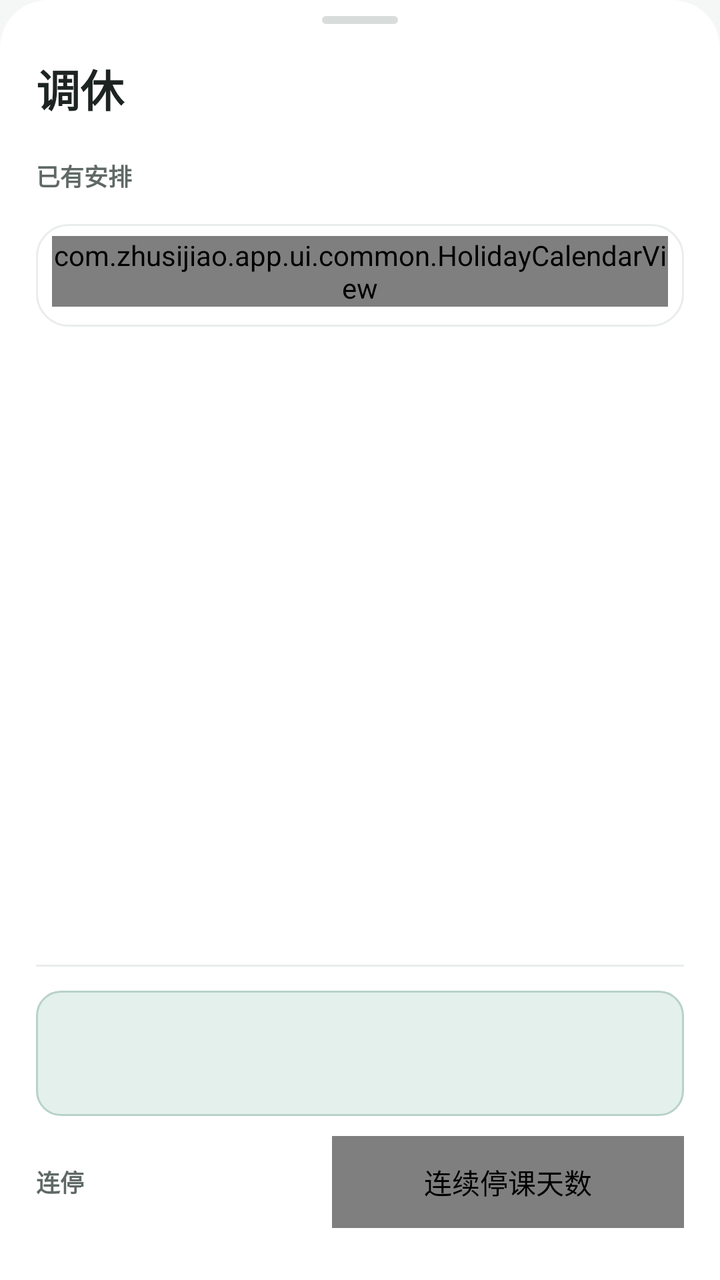
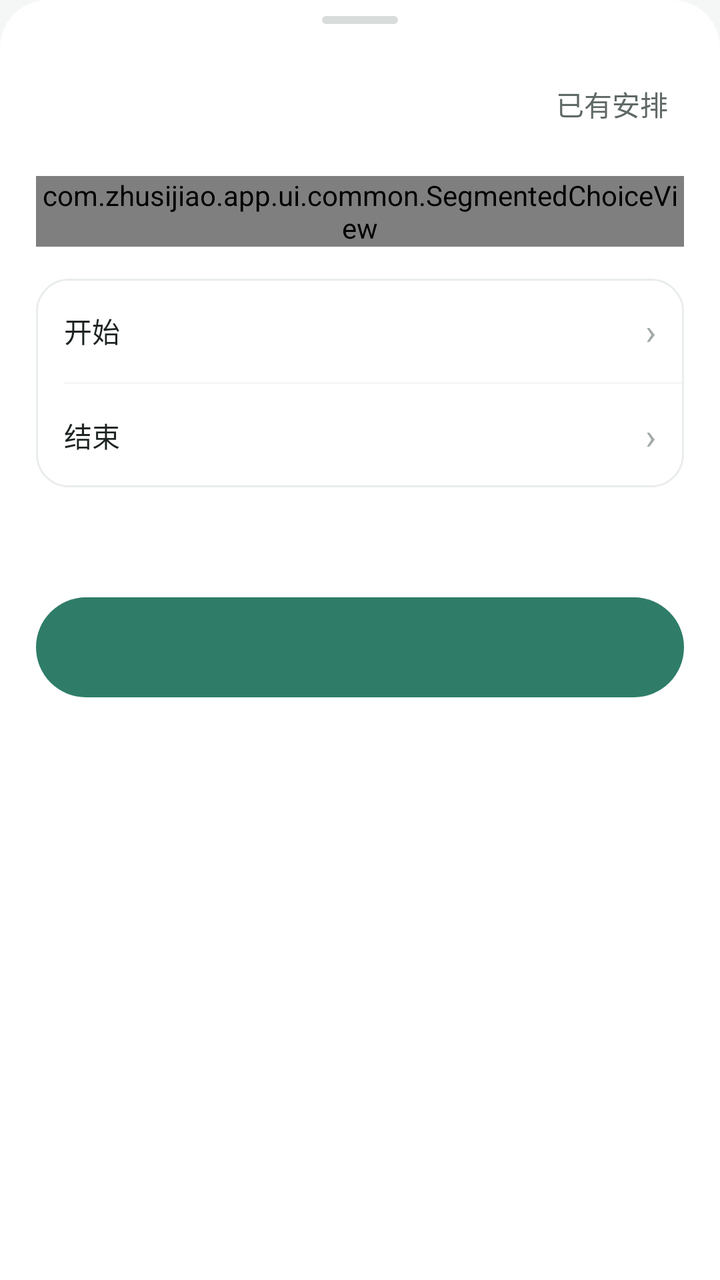

Before-and-after screenshots of an Android layout around one commit, followed by the original layout XML and the change that was made.
<!-- AndroidManifest.xml: application theme Theme.Zhusijiao -->
<!-- res/layout/dialog_holiday.xml -->
<?xml version="1.0" encoding="utf-8"?>
<LinearLayout xmlns:android="http://schemas.android.com/apk/res/android"
    android:layout_width="match_parent"
    android:layout_height="match_parent"
    android:background="@drawable/bg_sheet"
    android:orientation="vertical"
    style="@style/SheetRoot">

    <View style="@style/SheetHandle" />

    <TextView
        android:id="@+id/holidayTitle"
        android:layout_width="match_parent"
        android:layout_height="wrap_content"
        android:includeFontPadding="false"
        android:text="@string/holiday_title"
        android:textColor="@color/text_primary"
        android:textSize="@dimen/text_display"
        android:textStyle="bold" />

    
    <TextView
        android:id="@+id/holidayWeekNotice"
        android:layout_width="match_parent"
        android:layout_height="wrap_content"
        android:layout_marginTop="8dp"
        android:background="@drawable/bg_error_note"
        android:lineSpacingExtra="2dp"
        android:padding="10dp"
        android:textColor="@color/text_secondary"
        android:textSize="@dimen/text_hint"
        android:visibility="gone" />

    
    <LinearLayout
        android:id="@+id/holidaySummaryRow"
        android:layout_width="match_parent"
        android:layout_height="40dp"
        android:layout_marginTop="8dp"
        android:background="@drawable/bg_menu_row"
        android:clickable="true"
        android:focusable="true"
        android:gravity="center_vertical"
        android:orientation="horizontal">

        <TextView
            android:id="@+id/holidayListLabel"
            android:layout_width="0dp"
            android:layout_height="wrap_content"
            android:layout_weight="1"
            android:text="@string/holiday_list_label"
            android:textColor="@color/text_secondary"
            android:textSize="@dimen/text_hint"
            android:textStyle="bold" />

        <TextView
            android:id="@+id/holidayExpand"
            android:layout_width="wrap_content"
            android:layout_height="wrap_content"
            android:textColor="@color/accent_strong"
            android:textSize="@dimen/text_small"
            android:textStyle="bold" />
    </LinearLayout>

    <androidx.core.widget.NestedScrollView
        android:id="@+id/holidayScroll"
        android:layout_width="match_parent"
        android:layout_height="0dp"
        android:layout_weight="1"
        android:overScrollMode="never"
        android:scrollbars="none">

        <LinearLayout
            android:layout_width="match_parent"
            android:layout_height="wrap_content"
            android:orientation="vertical">

            <LinearLayout
                android:id="@+id/holidayList"
                android:layout_width="match_parent"
                android:layout_height="wrap_content"
                android:layout_marginBottom="4dp"
                android:orientation="vertical" />

            <LinearLayout
                android:id="@+id/holidayCalendarCard"
                android:layout_width="match_parent"
                android:layout_height="wrap_content"
                android:background="@drawable/bg_card"
                android:orientation="vertical"
                android:paddingStart="8dp"
                android:paddingTop="6dp"
                android:paddingEnd="8dp"
                android:paddingBottom="10dp">

                <com.zhusijiao.app.ui.common.HolidayCalendarView
                    android:id="@+id/holidayCalendar"
                    android:layout_width="match_parent"
                    android:layout_height="wrap_content" />
            </LinearLayout>
        </LinearLayout>
    </androidx.core.widget.NestedScrollView>

    <View
        android:layout_width="match_parent"
        android:layout_height="1dp"
        android:layout_marginTop="12dp"
        android:background="@color/line" />

    
    <LinearLayout
        android:id="@+id/holidayEditor"
        android:layout_width="match_parent"
        android:layout_height="wrap_content"
        android:orientation="vertical">

        <LinearLayout
            android:id="@+id/holidaySelectedCard"
            android:layout_width="match_parent"
            android:layout_height="wrap_content"
            android:layout_marginTop="12dp"
            android:background="@drawable/bg_reschedule_summary"
            android:orientation="vertical">

            <TextView
                android:id="@+id/holidaySelectedTitle"
                android:layout_width="match_parent"
                android:layout_height="wrap_content"
                android:includeFontPadding="false"
                android:textColor="@color/text_primary"
                android:textSize="@dimen/text_subtitle"
                android:textStyle="bold" />

            <TextView
                android:id="@+id/holidaySelectedDetail"
                android:layout_width="match_parent"
                android:layout_height="wrap_content"
                android:layout_marginTop="4dp"
                android:textColor="@color/text_secondary"
                android:textSize="@dimen/text_small" />
        </LinearLayout>

        <LinearLayout
            android:id="@+id/holidayDurationRow"
            android:layout_width="match_parent"
            android:layout_height="wrap_content"
            android:layout_marginTop="10dp"
            android:gravity="center_vertical"
            android:orientation="horizontal">

            <TextView
                android:layout_width="0dp"
                android:layout_height="wrap_content"
                android:layout_weight="1"
                android:text="@string/holiday_duration_label"
                android:textColor="@color/text_secondary"
                android:textSize="@dimen/text_hint"
                android:textStyle="bold" />

            <com.zhusijiao.app.ui.common.StepperFieldView
                android:id="@+id/holidayDays"
                android:layout_width="176dp"
                android:layout_height="46dp"
                android:contentDescription="@string/holiday_days_label" />
        </LinearLayout>

        <LinearLayout
            android:id="@+id/holidayActions"
            android:layout_width="match_parent"
            android:layout_height="wrap_content"
            android:layout_marginTop="10dp"
            android:orientation="vertical" />
    </LinearLayout>

    <TextView
        android:id="@+id/holidayReadOnly"
        android:layout_width="match_parent"
        android:layout_height="wrap_content"
        android:layout_marginTop="12dp"
        android:background="@color/tt_section_bg"
        android:padding="11dp"
        android:text="@string/detail_read_only_hint"
        android:textColor="@color/text_tertiary"
        android:textSize="@dimen/text_small"
        android:visibility="gone" />
</LinearLayout>
<!-- resources referenced by this layout -->
<resources>
  <color name="text_tertiary">#8a9490</color>
  <color name="tt_section_bg">#fbfcfb</color>
  <dimen name="text_display">22sp</dimen>
  <dimen name="text_hint">12sp</dimen>
  <dimen name="text_small">13sp</dimen>
  <!-- drawable bg_error_note (drawable) -->
  <?xml version="1.0" encoding="utf-8"?>
  
  <shape xmlns:android="http://schemas.android.com/apk/res/android" android:shape="rectangle">
      <solid android:color="@color/error_bg" />
      <corners android:radius="@dimen/radius_md" />
  </shape>
  <!-- drawable bg_reschedule_summary (drawable) -->
  <?xml version="1.0" encoding="utf-8"?>
  <shape xmlns:android="http://schemas.android.com/apk/res/android" android:shape="rectangle">
      <solid android:color="@color/accent_soft" />
      <stroke android:width="1dp" android:color="@color/card_border_active" />
      <corners android:radius="@dimen/radius_md" />
      <padding android:left="13dp" android:top="11dp" android:right="13dp" android:bottom="11dp" />
  </shape>
  <string name="detail_read_only_hint">仅发布者可修改</string>
  <string name="holiday_days_label">连续停课天数</string>
  <string name="holiday_duration_label">连停</string>
  <string name="holiday_title">调休</string>
  <color name="error_bg">#fdf2f1</color>
  <dimen name="radius_md">12dp</dimen>
  <color name="accent_soft">#e4f0ec</color>
  <color name="card_border_active">#b7d2c8</color>
  <!-- unchanged entries left out for length: 23 -->
</resources>

<!-- the commit's change to res/layout/dialog_holiday.xml (unified diff, before → after) -->
@@ -1,186 +1,44 @@
 <?xml version="1.0" encoding="utf-8"?>
-<LinearLayout xmlns:android="http://schemas.android.com/apk/res/android"
-    android:layout_width="match_parent"
-    android:layout_height="match_parent"
-    android:background="@drawable/bg_sheet"
-    android:orientation="vertical"
-    style="@style/SheetRoot">
-
+<androidx.core.widget.NestedScrollView xmlns:android="http://schemas.android.com/apk/res/android"
+    android:layout_width="match_parent" android:layout_height="wrap_content"
+    android:background="@drawable/bg_sheet" android:fillViewport="true" android:overScrollMode="never">
+<LinearLayout android:layout_width="match_parent" android:layout_height="wrap_content"
+    android:orientation="vertical" style="@style/SheetRoot">
     <View style="@style/SheetHandle" />
-
-    <TextView
-        android:id="@+id/holidayTitle"
-        android:layout_width="match_parent"
-        android:layout_height="wrap_content"
-        android:includeFontPadding="false"
-        android:text="@string/holiday_title"
-        android:textColor="@color/text_primary"
-        android:textSize="@dimen/text_display"
-        android:textStyle="bold" />
-
-    
-    <TextView
-        android:id="@+id/holidayWeekNotice"
-        android:layout_width="match_parent"
-        android:layout_height="wrap_content"
-        android:layout_marginTop="8dp"
-        android:background="@drawable/bg_error_note"
-        android:lineSpacingExtra="2dp"
-        android:padding="10dp"
-        android:textColor="@color/text_secondary"
-        android:textSize="@dimen/text_hint"
-        android:visibility="gone" />
-
-    
-    <LinearLayout
-        android:id="@+id/holidaySummaryRow"
-        android:layout_width="match_parent"
-        android:layout_height="40dp"
-        android:layout_marginTop="8dp"
-        android:background="@drawable/bg_menu_row"
-        android:clickable="true"
-        android:focusable="true"
-        android:gravity="center_vertical"
-        android:orientation="horizontal">
-
-        <TextView
-            android:id="@+id/holidayListLabel"
-            android:layout_width="0dp"
-            android:layout_height="wrap_content"
-            android:layout_weight="1"
-            android:text="@string/holiday_list_label"
-            android:textColor="@color/text_secondary"
-            android:textSize="@dimen/text_hint"
-            android:textStyle="bold" />
-
-        <TextView
-            android:id="@+id/holidayExpand"
-            android:layout_width="wrap_content"
-            android:layout_height="wrap_content"
-            android:textColor="@color/accent_strong"
-            android:textSize="@dimen/text_small"
-            android:textStyle="bold" />
+    <LinearLayout android:layout_width="match_parent" android:layout_height="wrap_content" android:gravity="center_vertical">
+        <ImageView android:id="@+id/holidayBack" android:layout_width="48dp" android:layout_height="48dp"
+            android:src="@drawable/ic_chevron_prev" android:padding="16dp" android:clickable="true" android:focusable="true"
+            android:contentDescription="@string/common_back" android:background="@drawable/bg_menu_row" android:visibility="gone" />
+        <TextView android:id="@+id/holidayTitle" style="@style/SheetTitle" android:layout_width="0dp" android:layout_weight="1" />
+        <TextView android:id="@+id/holidayManage" android:layout_width="wrap_content" android:layout_height="48dp"
+            android:gravity="center" android:paddingStart="12dp" android:paddingEnd="8dp" android:text="@string/holiday_list_label"
+            android:clickable="true" android:focusable="true" android:textSize="14sp" android:textColor="@color/text_secondary" android:background="@drawable/bg_menu_row" />
     </LinearLayout>
-
-    <androidx.core.widget.NestedScrollView
-        android:id="@+id/holidayScroll"
-        android:layout_width="match_parent"
-        android:layout_height="0dp"
-        android:layout_weight="1"
-        android:overScrollMode="never"
-        android:scrollbars="none">
-
-        <LinearLayout
-            android:layout_width="match_parent"
-            android:layout_height="wrap_content"
-            android:orientation="vertical">
-
-            <LinearLayout
-                android:id="@+id/holidayList"
-                android:layout_width="match_parent"
-                android:layout_height="wrap_content"
-                android:layout_marginBottom="4dp"
-                android:orientation="vertical" />
-
-            <LinearLayout
-                android:id="@+id/holidayCalendarCard"
-                android:layout_width="match_parent"
-                android:layout_height="wrap_content"
-                android:background="@drawable/bg_card"
-                android:orientation="vertical"
-                android:paddingStart="8dp"
-                android:paddingTop="6dp"
-                android:paddingEnd="8dp"
-                android:paddingBottom="10dp">
-
-                <com.zhusijiao.app.ui.common.HolidayCalendarView
-                    android:id="@+id/holidayCalendar"
-                    android:layout_width="match_parent"
-                    android:layout_height="wrap_content" />
+    <LinearLayout android:id="@+id/holidayEditorPage" android:layout_width="match_parent" android:layout_height="wrap_content"
+        android:orientation="vertical">
+        <com.zhusijiao.app.ui.common.SegmentedChoiceView android:id="@+id/holidayMode"
+            android:layout_width="match_parent" android:layout_height="wrap_content" android:layout_marginTop="12dp" />
+        <LinearLayout android:id="@+id/holidayFields" style="@style/FormGroup" android:layout_marginTop="16dp">
+            <LinearLayout android:id="@+id/holidayFirstRow" style="@style/FormRow" android:clickable="true" android:focusable="true">
+                <TextView android:id="@+id/holidayFirstLabel" style="@style/FormRowLabel" android:text="@string/holiday_start_field" />
+                <TextView android:id="@+id/holidayFirstValue" style="@style/FormRowValue" />
+                <TextView style="@style/FormRowChevron" />
+            </LinearLayout>
+            <View style="@style/FormDivider" />
+            <LinearLayout android:id="@+id/holidayLastRow" style="@style/FormRow" android:clickable="true" android:focusable="true">
+                <TextView android:id="@+id/holidayLastLabel" style="@style/FormRowLabel" android:text="@string/holiday_end_field" />
+                <TextView android:id="@+id/holidayLastValue" style="@style/FormRowValue" />
+                <TextView style="@style/FormRowChevron" />
             </LinearLayout>
         </LinearLayout>
+        <TextView android:id="@+id/holidayPreview" android:layout_width="match_parent" android:layout_height="wrap_content"
+            android:layout_marginTop="16dp" android:textColor="@color/text_secondary" android:textSize="14sp" android:lineSpacingExtra="4dp" />
+        <TextView android:id="@+id/holidaySubmit" style="@style/PrimaryButton" android:layout_height="50dp" android:layout_marginTop="20dp" />
+    </LinearLayout>
+    <androidx.core.widget.NestedScrollView android:id="@+id/holidayListPage" android:layout_width="match_parent"
+        android:layout_height="0dp" android:layout_weight="1" android:overScrollMode="never" android:visibility="gone">
+        <LinearLayout android:id="@+id/holidayList" android:layout_width="match_parent"
+            android:layout_height="wrap_content" android:orientation="vertical" />
     </androidx.core.widget.NestedScrollView>
-
-    <View
-        android:layout_width="match_parent"
-        android:layout_height="1dp"
-        android:layout_marginTop="12dp"
-        android:background="@color/line" />
-
-    
-    <LinearLayout
-        android:id="@+id/holidayEditor"
-        android:layout_width="match_parent"
-        android:layout_height="wrap_content"
-        android:orientation="vertical">
-
-        <LinearLayout
-            android:id="@+id/holidaySelectedCard"
-            android:layout_width="match_parent"
-            android:layout_height="wrap_content"
-            android:layout_marginTop="12dp"
-            android:background="@drawable/bg_reschedule_summary"
-            android:orientation="vertical">
-
-            <TextView
-                android:id="@+id/holidaySelectedTitle"
-                android:layout_width="match_parent"
-                android:layout_height="wrap_content"
-                android:includeFontPadding="false"
-                android:textColor="@color/text_primary"
-                android:textSize="@dimen/text_subtitle"
-                android:textStyle="bold" />
-
-            <TextView
-                android:id="@+id/holidaySelectedDetail"
-                android:layout_width="match_parent"
-                android:layout_height="wrap_content"
-                android:layout_marginTop="4dp"
-                android:textColor="@color/text_secondary"
-                android:textSize="@dimen/text_small" />
-        </LinearLayout>
-
-        <LinearLayout
-            android:id="@+id/holidayDurationRow"
-            android:layout_width="match_parent"
-            android:layout_height="wrap_content"
-            android:layout_marginTop="10dp"
-            android:gravity="center_vertical"
-            android:orientation="horizontal">
-
-            <TextView
-                android:layout_width="0dp"
-                android:layout_height="wrap_content"
-                android:layout_weight="1"
-                android:text="@string/holiday_duration_label"
-                android:textColor="@color/text_secondary"
-                android:textSize="@dimen/text_hint"
-                android:textStyle="bold" />
-
-            <com.zhusijiao.app.ui.common.StepperFieldView
-                android:id="@+id/holidayDays"
-                android:layout_width="176dp"
-                android:layout_height="46dp"
-                android:contentDescription="@string/holiday_days_label" />
-        </LinearLayout>
-
-        <LinearLayout
-            android:id="@+id/holidayActions"
-            android:layout_width="match_parent"
-            android:layout_height="wrap_content"
-            android:layout_marginTop="10dp"
-            android:orientation="vertical" />
-    </LinearLayout>
-
-    <TextView
-        android:id="@+id/holidayReadOnly"
-        android:layout_width="match_parent"
-        android:layout_height="wrap_content"
-        android:layout_marginTop="12dp"
-        android:background="@color/tt_section_bg"
-        android:padding="11dp"
-        android:text="@string/detail_read_only_hint"
-        android:textColor="@color/text_tertiary"
-        android:textSize="@dimen/text_small"
-        android:visibility="gone" />
 </LinearLayout>
+</androidx.core.widget.NestedScrollView>
<!-- resource entries referenced after the edit -->
@@ -1,33 +1,130 @@
 <!-- resources referenced by this layout -->
 <resources>
-  <color name="text_tertiary">#8a9490</color>
-  <color name="tt_section_bg">#fbfcfb</color>
-  <dimen name="text_display">22sp</dimen>
-  <dimen name="text_hint">12sp</dimen>
-  <dimen name="text_small">13sp</dimen>
-  <!-- drawable bg_error_note (drawable) -->
+  <!-- drawable ic_chevron_prev (drawable) -->
+  <vector xmlns:android="http://schemas.android.com/apk/res/android"
+      android:width="12dp"
+      android:height="12dp"
+      android:viewportWidth="24"
+      android:viewportHeight="24">
+      <path
+          android:pathData="M15,4 L7,12 L15,20"
+          android:fillColor="#00000000"
+          android:strokeColor="@color/tt_chevron"
+          android:strokeWidth="3"
+          android:strokeLineCap="round"
+          android:strokeLineJoin="round" />
+  </vector>
+  <string name="common_back">返回</string>
+  <string name="holiday_end_field">结束</string>
+  <string name="holiday_start_field">开始</string>
+  <style name="FormDivider">
+          <item name="android:layout_width">match_parent</item>
+          <item name="android:layout_height">1px</item>
+          <item name="android:layout_marginStart">14dp</item>
+          <item name="android:background">@color/divider</item>
+      </style>
+  <style name="FormGroup">
+          <item name="android:layout_width">match_parent</item>
+          <item name="android:layout_height">wrap_content</item>
+          <item name="android:background">@drawable/bg_card</item>
+          <item name="android:orientation">vertical</item>
+      </style>
+  <style name="FormRow">
+          <item name="android:layout_width">match_parent</item>
+          <item name="android:layout_height">wrap_content</item>
+          <item name="android:minHeight">52dp</item>
+          <item name="android:background">@drawable/bg_menu_row</item>
+          <item name="android:gravity">center_vertical</item>
+          <item name="android:orientation">horizontal</item>
+          <item name="android:paddingStart">14dp</item>
+          <item name="android:paddingEnd">14dp</item>
+          <item name="android:paddingTop">8dp</item>
+          <item name="android:paddingBottom">8dp</item>
+      </style>
+  <style name="FormRowChevron">
+          <item name="android:layout_width">wrap_content</item>
+          <item name="android:layout_height">wrap_content</item>
+          <item name="android:layout_marginStart">6dp</item>
+          <item name="android:importantForAccessibility">no</item>
+          <item name="android:text">›</item>
+          <item name="android:textColor">@color/arrow_grey</item>
+          <item name="android:textSize">@dimen/text_title</item>
+      </style>
+  <style name="FormRowLabel">
+          <item name="android:layout_width">wrap_content</item>
+          <item name="android:layout_height">wrap_content</item>
+          <item name="android:layout_marginEnd">12dp</item>
+          <item name="android:textColor">@color/text_primary</item>
+          <item name="android:textSize">@dimen/text_body</item>
+      </style>
+  <style name="FormRowValue">
+          <item name="android:layout_width">0dp</item>
+          <item name="android:layout_height">wrap_content</item>
+          <item name="android:layout_weight">1</item>
+          <item name="android:ellipsize">end</item>
+          <item name="android:gravity">end|center_vertical</item>
+          <item name="android:maxLines">1</item>
+          <item name="android:textColor">@color/text_secondary</item>
+          <item name="android:textSize">@dimen/text_body</item>
+      </style>
+  <style name="PrimaryButton">
+          <item name="android:layout_width">match_parent</item>
+          <item name="android:layout_height">wrap_content</item>
+          <item name="android:minHeight">@dimen/button_min_height</item>
+          <item name="android:background">@drawable/bg_primary_button</item>
+          <item name="android:stateListAnimator">@animator/press_scale</item>
+          <item name="android:textColor">#ffffff</item>
+          <item name="android:textSize">@dimen/text_button</item>
+          <item name="android:textStyle">bold</item>
+          <item name="android:gravity">center</item>
+          <item name="android:clickable">true</item>
+          <item name="android:focusable">true</item>
+          <item name="android:paddingStart">16dp</item>
+          <item name="android:paddingEnd">16dp</item>
+      </style>
+  <style name="SheetTitle">
+          <item name="android:layout_width">match_parent</item>
+          <item name="android:layout_height">wrap_content</item>
+          <item name="android:gravity">center</item>
+          <item name="android:includeFontPadding">false</item>
+          <item name="android:maxLines">1</item>
+          <item name="android:ellipsize">end</item>
+          <item name="android:textColor">@color/text_primary</item>
+          <item name="android:textSize">@dimen/text_title</item>
+          <item name="android:textStyle">bold</item>
+      </style>
+  <color name="tt_chevron">#6f7a76</color>
+  <color name="divider">#e6ebe9</color>
+  <color name="arrow_grey">#a2aaa6</color>
+  <dimen name="text_title">18sp</dimen>
+  <dimen name="text_body">14sp</dimen>
+  <dimen name="button_min_height">44dp</dimen>
+  <!-- drawable bg_primary_button (drawable) -->
   <?xml version="1.0" encoding="utf-8"?>
   
-  <shape xmlns:android="http://schemas.android.com/apk/res/android" android:shape="rectangle">
-      <solid android:color="@color/error_bg" />
-      <corners android:radius="@dimen/radius_md" />
-  </shape>
-  <!-- drawable bg_reschedule_summary (drawable) -->
-  <?xml version="1.0" encoding="utf-8"?>
-  <shape xmlns:android="http://schemas.android.com/apk/res/android" android:shape="rectangle">
-      <solid android:color="@color/accent_soft" />
-      <stroke android:width="1dp" android:color="@color/card_border_active" />
-      <corners android:radius="@dimen/radius_md" />
-      <padding android:left="13dp" android:top="11dp" android:right="13dp" android:bottom="11dp" />
-  </shape>
-  <string name="detail_read_only_hint">仅发布者可修改</string>
-  <string name="holiday_days_label">连续停课天数</string>
-  <string name="holiday_duration_label">连停</string>
-  <string name="holiday_title">调休</string>
-  <color name="error_bg">#fdf2f1</color>
-  <dimen name="radius_md">12dp</dimen>
-  <color name="accent_soft">#e4f0ec</color>
-  <color name="card_border_active">#b7d2c8</color>
+  <selector xmlns:android="http://schemas.android.com/apk/res/android">
+      <item android:state_pressed="true">
+          <shape android:shape="rectangle">
+              <solid android:color="@color/accent_strong" />
+              <corners android:radius="@dimen/button_radius" />
+          </shape>
+      </item>
+      <item android:state_enabled="false">
+          <shape android:shape="rectangle">
+              <solid android:color="#c9d6d1" />
+              <corners android:radius="@dimen/button_radius" />
+          </shape>
+      </item>
+      <item>
+          <shape android:shape="rectangle">
+              <solid android:color="@color/accent" />
+              <corners android:radius="@dimen/button_radius" />
+          </shape>
+      </item>
+  </selector>
+  <dimen name="text_button">@dimen/text_subtitle</dimen>
+  <dimen name="button_radius">@dimen/radius_pill</dimen>
+  <dimen name="radius_pill">100dp</dimen>
   <!-- unchanged entries left out for length: 23 -->
 </resources>
 
